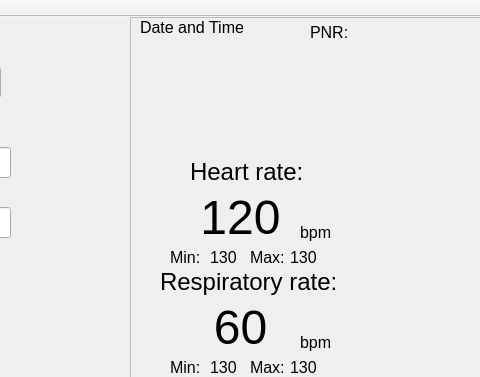
Qt form heimdall_VS/heimdall_VS/heimdall_VS.ui (tbmt41projekt/heimdall) before a commit; both pictures show x 420 to 900 and y 0 to 377 of the 1123 by 900 pixel window.
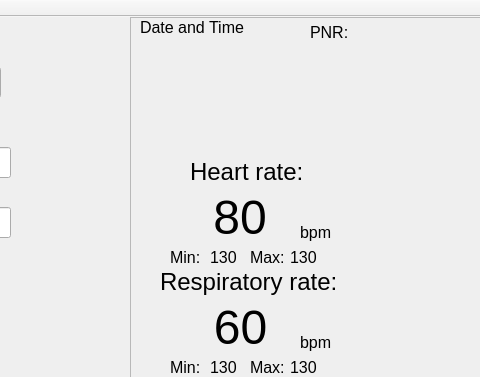
The same form after that commit.

Commit message: det mesta kopplat, förutom font-size för mätvärden...

The edit to the form file:
```diff
--- a/heimdall_VS/heimdall_VS/heimdall_VS.ui
+++ b/heimdall_VS/heimdall_VS/heimdall_VS.ui
@@ -84,16 +84,77 @@
      </property>
     </widget>
     <widget class="QLabel" name="HRNumber">
+     <property name="enabled">
+      <bool>true</bool>
+     </property>
      <property name="geometry">
       <rect>
        <x>50</x>
        <y>170</y>
-       <width>121</width>
+       <width>120</width>
        <height>61</height>
       </rect>
      </property>
+     <property name="sizePolicy">
+      <sizepolicy hsizetype="Maximum" vsizetype="Maximum">
+       <horstretch>1</horstretch>
+       <verstretch>1</verstretch>
+      </sizepolicy>
+     </property>
+     <property name="minimumSize">
+      <size>
+       <width>120</width>
+       <height>61</height>
+      </size>
+     </property>
+     <property name="sizeIncrement">
+      <size>
+       <width>0</width>
+       <height>0</height>
+      </size>
+     </property>
+     <property name="baseSize">
+      <size>
+       <width>0</width>
+       <height>0</height>
+      </size>
+     </property>
+     <property name="font">
+      <font>
+       <family>MS Shell Dlg 2</family>
+       <pointsize>36</pointsize>
+       <weight>9</weight>
+       <italic>false</italic>
+       <bold>false</bold>
+      </font>
+     </property>
+     <property name="focusPolicy">
+      <enum>Qt::NoFocus</enum>
+     </property>
+     <property name="contextMenuPolicy">
+      <enum>Qt::NoContextMenu</enum>
+     </property>
      <property name="text">
-      <string>&lt;html&gt;&lt;head/&gt;&lt;body&gt;&lt;p align=&quot;center&quot;&gt;&lt;span style=&quot; font-size:36pt; font-weight:400;&quot;&gt;120&lt;/span&gt;&lt;/p&gt;&lt;/body&gt;&lt;/html&gt;</string>
+      <string notr="true">&lt;!DOCTYPE HTML PUBLIC &quot;-//W3C//DTD HTML 4.0//EN&quot; &quot;http://www.w3.org/TR/REC-html40/strict.dtd&quot;&gt;
+&lt;html&gt;&lt;head&gt;&lt;meta name=&quot;qrichtext&quot; content=&quot;1&quot; /&gt;&lt;style type=&quot;text/css&quot;&gt;
+p, li { white-space: pre-wrap; }
+&lt;/style&gt;&lt;/head&gt;&lt;body style=&quot; font-family:'MS Shell Dlg 2'; font-size:36pt; font-weight:72; font-style:normal;&quot;&gt;
+&lt;p align=&quot;center&quot; style=&quot; margin-top:36px; margin-bottom:36px; margin-left:0px; margin-right:0px; -qt-block-indent:0; text-indent:0px;&quot;&gt;&lt;span style=&quot; font-size:36pt;&quot;&gt;80&lt;/span&gt;&lt;/p&gt;&lt;/body&gt;&lt;/html&gt;</string>
+     </property>
+     <property name="textFormat">
+      <enum>Qt::AutoText</enum>
+     </property>
+     <property name="scaledContents">
+      <bool>false</bool>
+     </property>
+     <property name="alignment">
+      <set>Qt::AlignCenter</set>
+     </property>
+     <property name="margin">
+      <number>0</number>
+     </property>
+     <property name="indent">
+      <number>-1</number>
      </property>
     </widget>
     <widget class="QLabel" name="RRNumber">
```
Left out of the diff: 26 changed lines with no effect on the pictures. The commit also changes 7 other files.
